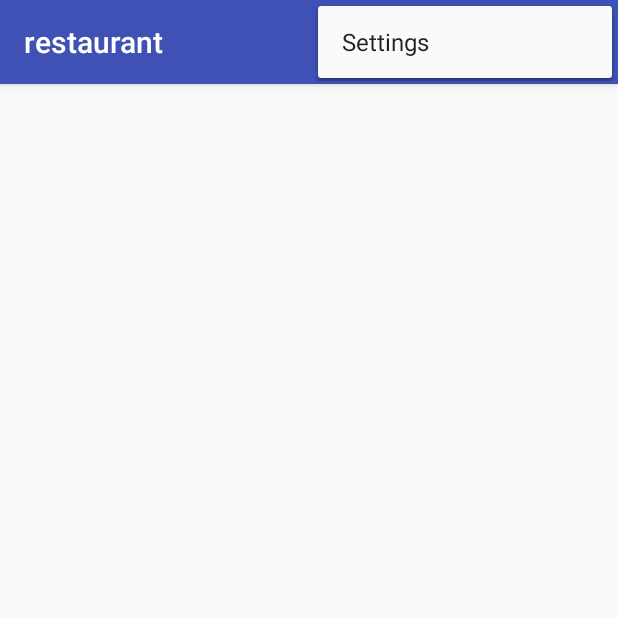
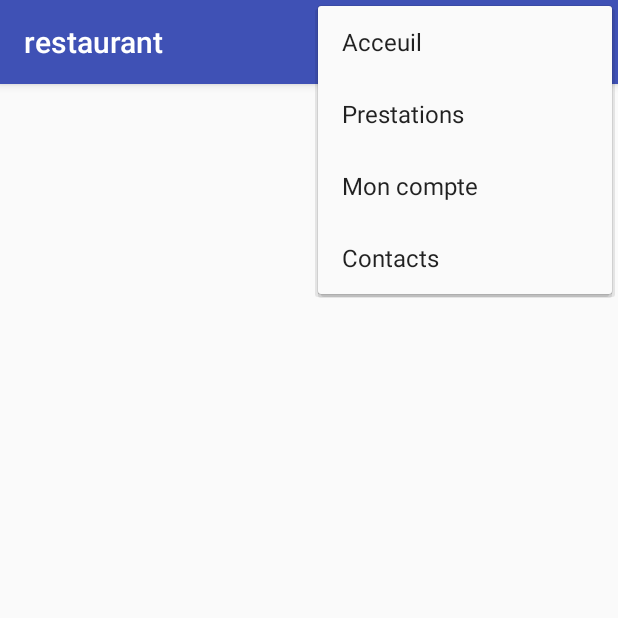
Before and after one commit to alexisDubus/Nibral2, an Android app: the restaurant screen opened directly, with no data from a screen before it, with the options menu open, on a phone screen of 412 x 824 dp, the top half of it. Run offline under Robolectric (Android 15) with nearby library versions, the phone set to English and light mode, and no system bars.

Commit message:
Rajout d'interaction

```diff
--- a/app/src/main/java/com/alexis_dubus/nibral2/MainActivity.java
+++ b/app/src/main/java/com/alexis_dubus/nibral2/MainActivity.java
@@ -49,7 +49,7 @@ public class MainActivity extends AppCompatActivity {
         int id = item.getItemId();
 
         //noinspection SimplifiableIfStatement
-        if (id == R.id.action_settings) {
+        if (id == R.id.action_acceuil) {
             return true;
         }
 
--- a/app/src/main/res/menu/menu_main.xml
+++ b/app/src/main/res/menu/menu_main.xml
@@ -3,8 +3,23 @@
     xmlns:tools="http://schemas.android.com/tools"
     tools:context="com.alexis_dubus.nibral2.MainActivity">
     <item
-        android:id="@+id/action_settings"
+        android:id="@+id/action_acceuil"
         android:orderInCategory="100"
-        android:title="@string/action_settings"
+        android:title="Acceuil"
+        app:showAsAction="never" />
+    <item
+        android:id="@+id/action_prestations"
+        android:orderInCategory="100"
+        android:title="Prestations"
+        app:showAsAction="never" />
+    <item
+        android:id="@+id/action_compte"
+        android:orderInCategory="100"
+        android:title="Mon compte"
+        app:showAsAction="never" />
+    <item
+        android:id="@+id/action_contacts"
+        android:orderInCategory="100"
+        android:title="Contacts"
         app:showAsAction="never" />
 </menu>
```
Also changed, not shown: app/src/main/java/com/alexis_dubus/nibral2/LoginActivity.java (+9 -0 lines), app/src/main/java/com/alexis_dubus/nibral2/restaurant.java (+25 -0 lines).
